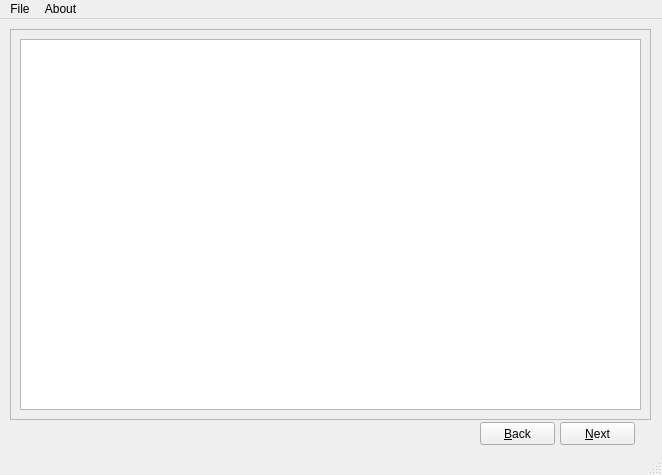
Above: installer/installer.ui from Bruh-Jpg/paintown before the change. Below: the same form after it.
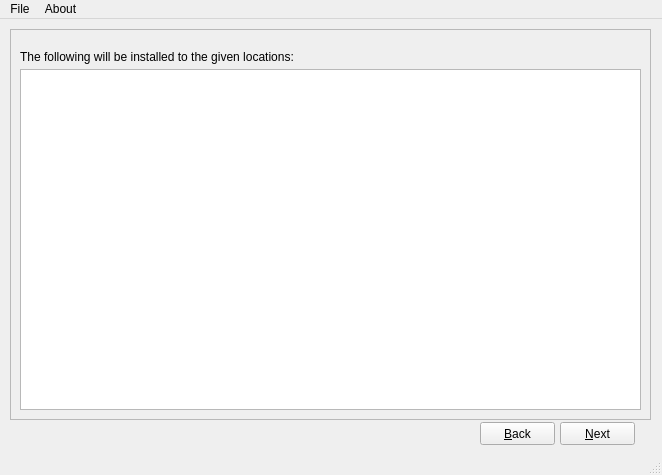
That is the form after the change. The open tabs and pages were chosen to show the change.

Commit message: Added in preliminary copying functions and install information page. Removed EULA page, not actually required.

```diff
--- a/installer/installer.ui
+++ b/installer/installer.ui
@@ -91,32 +91,7 @@
        </property>
       </widget>
      </widget>
-     <widget class="QWidget" name="page_2">
-      <widget class="QTextBrowser" name="textBrowser">
-       <property name="geometry">
-        <rect>
-         <x>0</x>
-         <y>10</y>
-         <width>621</width>
-         <height>321</height>
-        </rect>
-       </property>
-      </widget>
-      <widget class="QCheckBox" name="eula">
-       <property name="geometry">
-        <rect>
-         <x>540</x>
-         <y>340</y>
-         <width>71</width>
-         <height>18</height>
-        </rect>
-       </property>
-       <property name="text">
-        <string>Agree</string>
-       </property>
-      </widget>
-     </widget>
-     <widget class="QWidget" name="page_3">
+     <widget class="QWidget" name="page2">
       <widget class="QPushButton" name="changeDataDir">
        <property name="geometry">
         <rect>
@@ -229,7 +204,32 @@
        </property>
       </widget>
      </widget>
-     <widget class="QWidget" name="page_5">
+     <widget class="QWidget" name="page3">
+      <widget class="QTextBrowser" name="textBrowser">
+       <property name="geometry">
+        <rect>
+         <x>0</x>
+         <y>30</y>
+         <width>621</width>
+         <height>341</height>
+        </rect>
+       </property>
+      </widget>
+      <widget class="QLabel" name="install_info">
+       <property name="geometry">
+        <rect>
+         <x>0</x>
+         <y>10</y>
+         <width>301</width>
+         <height>16</height>
+        </rect>
+       </property>
+       <property name="text">
+        <string>The following will be installed to the given locations:</string>
+       </property>
+      </widget>
+     </widget>
+     <widget class="QWidget" name="page4">
       <widget class="QLabel" name="label_5">
        <property name="geometry">
         <rect>
```
Left out of the diff: 14 changed lines with no effect on the pictures. The commit also changes 1 other file.
